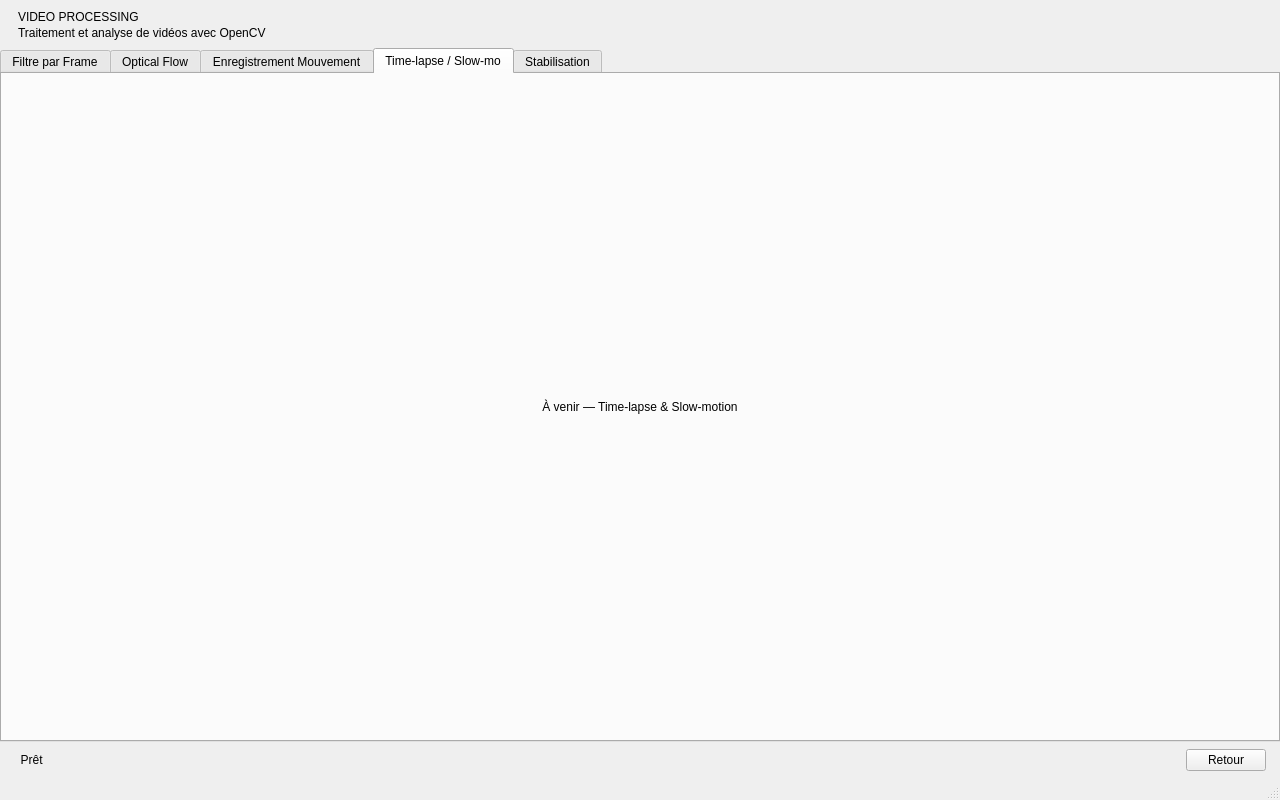
Old version of the form opencv-project-team_4/opencv-project-team_4/VideoProcessing.ui in the repository arcreane/opencv-project-team_4.
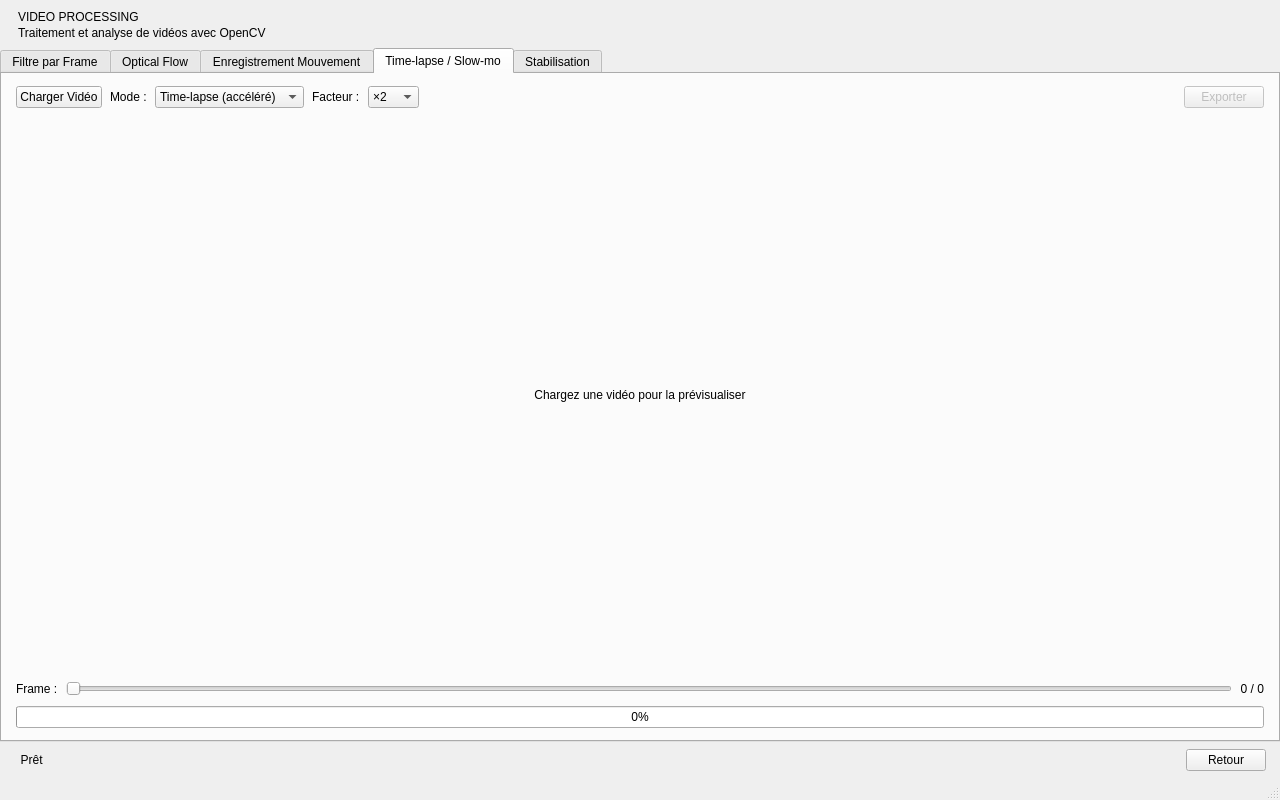
New version of the form. The open tabs and pages were chosen to show the change.

Commit message: TIME-LAPSE & SLOW-MOTION

Patch:
```diff
--- a/opencv-project-team_4/opencv-project-team_4/VideoProcessing.ui
+++ b/opencv-project-team_4/opencv-project-team_4/VideoProcessing.ui
@@ -397,13 +397,127 @@
       <!-- ── Tab 4 : Time-lapse / Slow-motion ─────────────── -->
       <widget class="QWidget" name="timelapseTab">
        <attribute name="title"><string>Time-lapse / Slow-mo</string></attribute>
-       <layout class="QVBoxLayout">
+       <layout class="QVBoxLayout" name="timelapseTabLayout">
+        <property name="spacing"><number>10</number></property>
+        <property name="leftMargin"><number>14</number></property>
+        <property name="topMargin"><number>12</number></property>
+        <property name="rightMargin"><number>14</number></property>
+        <property name="bottomMargin"><number>12</number></property>
+
+        <!-- Controls row -->
         <item>
-         <widget class="QLabel" name="timelapsePlaceholder">
-          <property name="text"><string>À venir — Time-lapse &amp; Slow-motion</string></property>
+         <layout class="QHBoxLayout" name="timelapseControlsLayout">
+          <property name="spacing"><number>8</number></property>
+          <item>
+           <widget class="QPushButton" name="loadTimelapseButton">
+            <property name="text"><string>Charger Vidéo</string></property>
+            <property name="minimumHeight"><number>36</number></property>
+            <property name="minimumWidth"><number>140</number></property>
+           </widget>
+          </item>
+          <item>
+           <widget class="QLabel" name="timelapseModeLabel">
+            <property name="text"><string>Mode :</string></property>
+           </widget>
+          </item>
+          <item>
+           <widget class="QComboBox" name="timelapseModeCombo">
+            <property name="minimumWidth"><number>200</number></property>
+            <property name="minimumHeight"><number>36</number></property>
+            <item><property name="text"><string>Time-lapse (accéléré)</string></property></item>
+            <item><property name="text"><string>Slow-motion (ralenti)</string></property></item>
+           </widget>
+          </item>
+          <item>
+           <widget class="QLabel" name="timelapseFactorLabel">
+            <property name="text"><string>Facteur :</string></property>
+           </widget>
+          </item>
+          <item>
+           <widget class="QComboBox" name="timelapseFactorCombo">
+            <property name="minimumWidth"><number>80</number></property>
+            <property name="minimumHeight"><number>36</number></property>
+            <item><property name="text"><string>×2</string></property></item>
+            <item><property name="text"><string>×4</string></property></item>
+            <item><property name="text"><string>×8</string></property></item>
+            <item><property name="text"><string>×16</string></property></item>
+           </widget>
+          </item>
+          <item>
+           <spacer name="timelapseControlsSpacer">
+            <property name="orientation"><enum>Qt::Orientation::Horizontal</enum></property>
+            <property name="sizeType"><enum>QSizePolicy::Policy::Expanding</enum></property>
+            <property name="sizeHint" stdset="0">
+             <size><width>40</width><height>20</height></size>
+            </property>
+           </spacer>
+          </item>
+          <item>
+           <widget class="QPushButton" name="exportTimelapseButton">
+            <property name="text"><string>Exporter</string></property>
+            <property name="minimumHeight"><number>36</number></property>
+            <property name="minimumWidth"><number>120</number></property>
+            <property name="enabled"><bool>false</bool></property>
+           </widget>
+          </item>
+         </layout>
+        </item>
+
+        <!-- Preview label -->
+        <item>
+         <widget class="QLabel" name="timelapsePreviewLabel">
+          <property name="text"><string>Chargez une vidéo pour la prévisualiser</string></property>
           <property name="alignment"><set>Qt::AlignmentFlag::AlignCenter</set></property>
+          <property name="sizePolicy">
+           <sizepolicy hsizetype="Expanding" vsizetype="Expanding">
+            <horstretch>0</horstretch><verstretch>1</verstretch>
+           </sizepolicy>
+          </property>
          </widget>
         </item>
+
+        <!-- Slider row -->
+        <item>
+         <layout class="QHBoxLayout" name="timelapseSliderLayout">
+          <property name="spacing"><number>8</number></property>
+          <item>
+           <widget class="QLabel" name="timelapseFrameLabel">
+            <property name="text"><string>Frame :</string></property>
+           </widget>
+          </item>
+          <item>
+           <widget class="QSlider" name="timelapseSlider">
+            <property name="orientation"><enum>Qt::Orientation::Horizontal</enum></property>
+            <property name="minimum"><number>0</number></property>
+            <property name="maximum"><number>0</number></property>
+            <property name="sizePolicy">
+             <sizepolicy hsizetype="Expanding" vsizetype="Fixed">
+              <horstretch>1</horstretch><verstretch>0</verstretch>
+             </sizepolicy>
+            </property>
+           </widget>
+          </item>
+          <item>
+           <widget class="QLabel" name="timelapseCountLabel">
+            <property name="text"><string>0 / 0</string></property>
+            <property name="minimumWidth"><number>80</number></property>
+            <property name="alignment"><set>Qt::AlignmentFlag::AlignRight|Qt::AlignmentFlag::AlignVCenter</set></property>
+           </widget>
+          </item>
+         </layout>
+        </item>
+
+        <!-- Progress bar -->
+        <item>
+         <widget class="QProgressBar" name="timelapseProgressBar">
+          <property name="minimum"><number>0</number></property>
+          <property name="maximum"><number>100</number></property>
+          <property name="value"><number>0</number></property>
+          <property name="minimumHeight"><number>18</number></property>
+          <property name="visible"><bool>false</bool></property>
+         </widget>
+        </item>
+
        </layout>
       </widget>
 
```
The commit also changes 2 other files.
